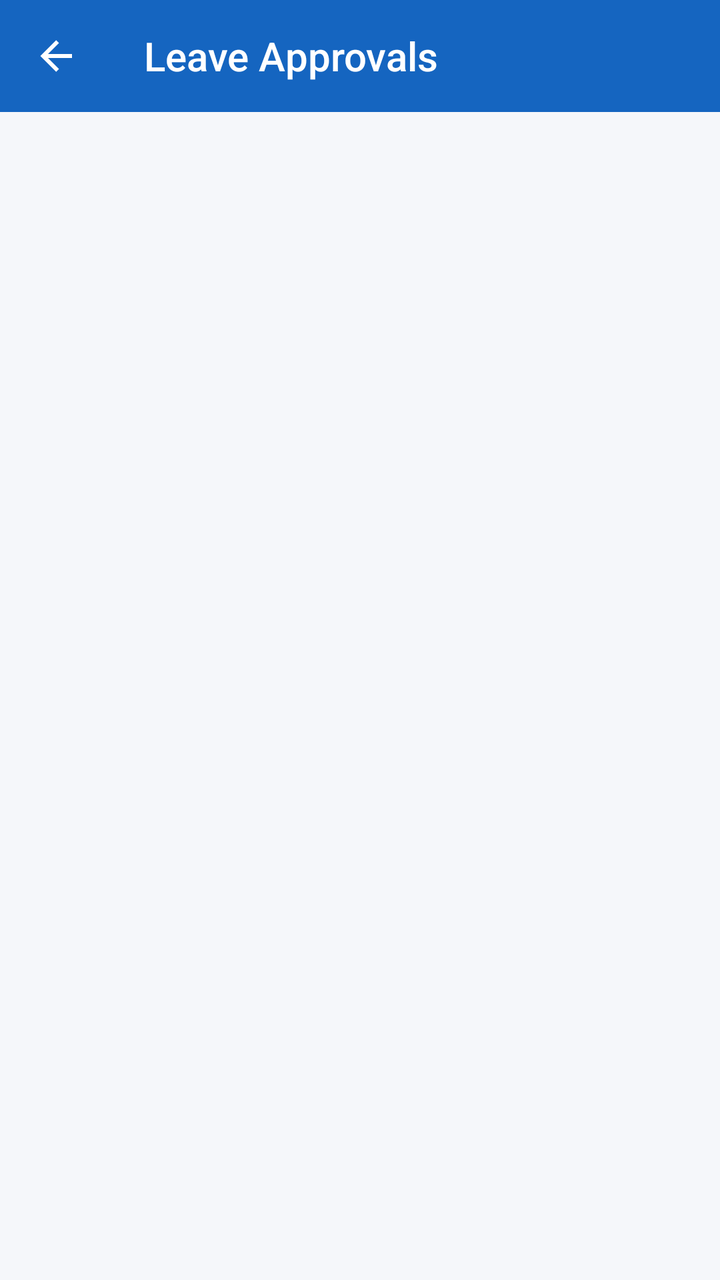
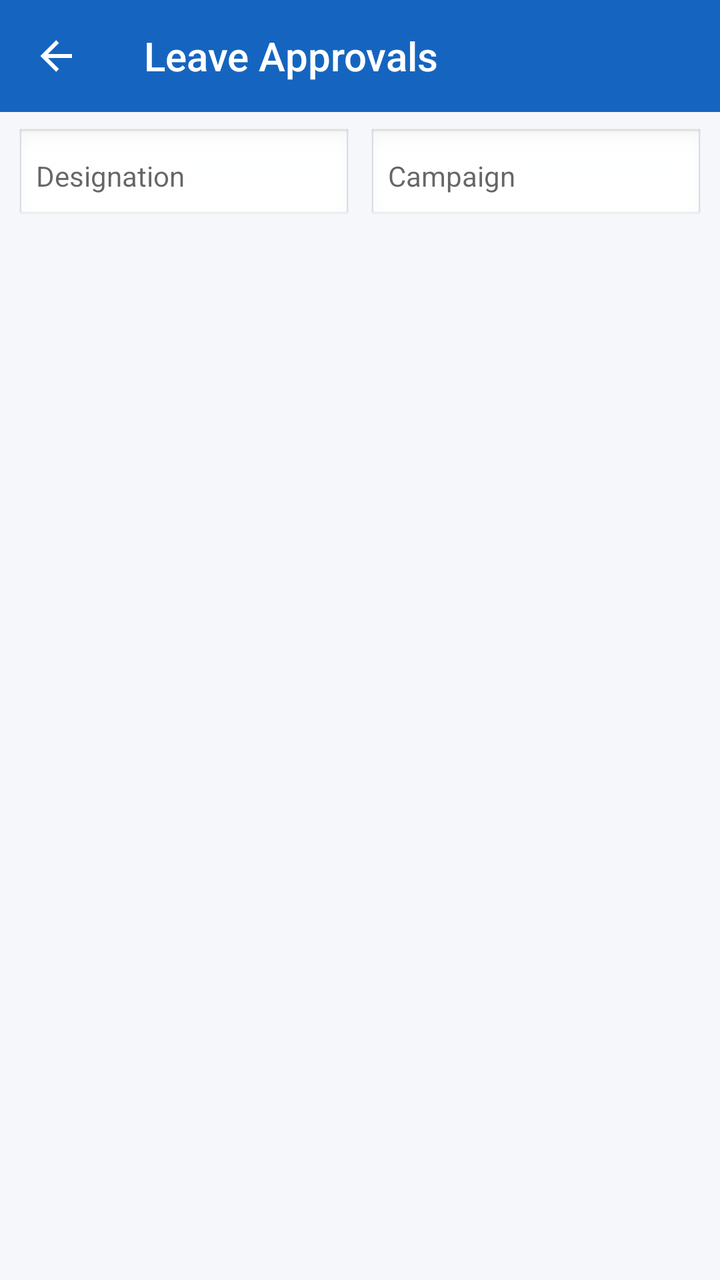

Compare the two renders of this Android layout. The source of the first and the diff that turns it into the second are given below.
<!-- AndroidManifest.xml: application theme Theme.WorkVerse -->
<!-- res/layout/activity_manager_leave_approval.xml -->
<?xml version="1.0" encoding="utf-8"?>
<LinearLayout xmlns:android="http://schemas.android.com/apk/res/android"
    xmlns:app="http://schemas.android.com/apk/res-auto"
    android:layout_width="match_parent" android:layout_height="match_parent"
    android:orientation="vertical" android:background="@color/background">
    <androidx.appcompat.widget.Toolbar android:id="@+id/toolbar"
        android:layout_width="match_parent" android:layout_height="?attr/actionBarSize"
        style="@style/WorkVerse.Toolbar" app:title="Leave Approvals" app:navigationIcon="@drawable/ic_back"/>
    
    <androidx.recyclerview.widget.RecyclerView android:id="@+id/recyclerView"
        android:layout_width="match_parent" android:layout_height="0dp"
        android:layout_weight="1" android:padding="8dp" android:clipToPadding="false"/>
    <ProgressBar android:id="@+id/progressBar" android:layout_width="wrap_content"
        android:layout_height="wrap_content" android:layout_gravity="center" android:visibility="gone"/>
    <TextView android:id="@+id/tvEmpty" android:layout_width="match_parent" android:layout_height="wrap_content"
        android:text="No data found" android:gravity="center" android:padding="40dp"
        android:textColor="@color/text_secondary" android:textSize="16sp" android:visibility="gone"/>
</LinearLayout>
<!-- resources referenced by this layout -->
<resources>
  <color name="background">#F5F7FA</color>
  <color name="text_secondary">#757575</color>
  <!-- drawable ic_back (drawable) -->
  <?xml version="1.0" encoding="utf-8"?>
  <vector xmlns:android="http://schemas.android.com/apk/res/android" android:width="24dp" android:height="24dp" android:viewportWidth="24" android:viewportHeight="24">
      <path android:fillColor="#FFFFFF" android:pathData="M20,11V13H8L13.5,18.5L12.08,19.92L4.16,12L12.08,4.08L13.5,5.5L8,11H20Z"/>
  </vector>
  <style name="WorkVerse.Toolbar" parent="Widget.AppCompat.Toolbar">
          <item name="android:background">@color/primary</item>
          <item name="android:theme">@style/ThemeOverlay.AppCompat.Dark.ActionBar</item>
      </style>
  <style name="Theme.WorkVerse" parent="Theme.MaterialComponents.Light.NoActionBar">
          <item name="colorPrimary">@color/primary</item>
          <item name="colorPrimaryVariant">@color/primary_dark</item>
          <item name="colorOnPrimary">@color/white</item>
          <item name="colorSecondary">@color/accent</item>
          <item name="android:colorBackground">@color/background</item>
          <item name="android:statusBarColor">@color/primary_dark</item>
      </style>
  <color name="primary">#1565C0</color>
  <color name="primary_dark">#0D47A1</color>
  <color name="white">#FFFFFF</color>
  <color name="accent">#FF8F00</color>
</resources>

<!-- the commit's change to res/layout/activity_manager_leave_approval.xml (unified diff, before → after) -->
@@ -6,7 +6,39 @@
     <androidx.appcompat.widget.Toolbar android:id="@+id/toolbar"
         android:layout_width="match_parent" android:layout_height="?attr/actionBarSize"
         style="@style/WorkVerse.Toolbar" app:title="Leave Approvals" app:navigationIcon="@drawable/ic_back"/>
-    
+
+    <LinearLayout
+        android:layout_width="match_parent"
+        android:layout_height="wrap_content"
+        android:orientation="horizontal"
+        android:padding="8dp"
+        android:weightSum="2">
+
+        <AutoCompleteTextView
+            android:id="@+id/actDesignationFilter"
+            android:layout_width="0dp"
+            android:layout_height="wrap_content"
+            android:layout_weight="1"
+            android:layout_marginEnd="4dp"
+            android:hint="Designation"
+            android:inputType="none"
+            android:padding="10dp"
+            android:background="@android:drawable/edit_text"
+            android:textSize="14sp"/>
+
+        <AutoCompleteTextView
+            android:id="@+id/actCampaignFilter"
+            android:layout_width="0dp"
+            android:layout_height="wrap_content"
+            android:layout_weight="1"
+            android:layout_marginStart="4dp"
+            android:hint="Campaign"
+            android:inputType="none"
+            android:padding="10dp"
+            android:background="@android:drawable/edit_text"
+            android:textSize="14sp"/>
+    </LinearLayout>
+
     <androidx.recyclerview.widget.RecyclerView android:id="@+id/recyclerView"
         android:layout_width="match_parent" android:layout_height="0dp"
         android:layout_weight="1" android:padding="8dp" android:clipToPadding="false"/>
